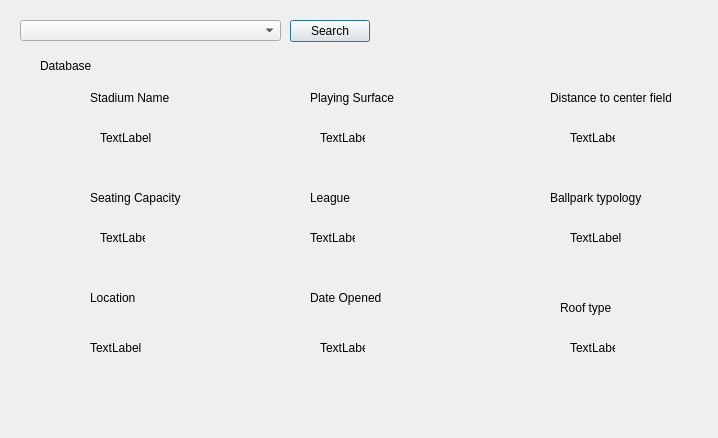
Qt form BaseballProject2/allinfo.ui (tholm1/CS1D-Project-2-Baseball) before a commit.
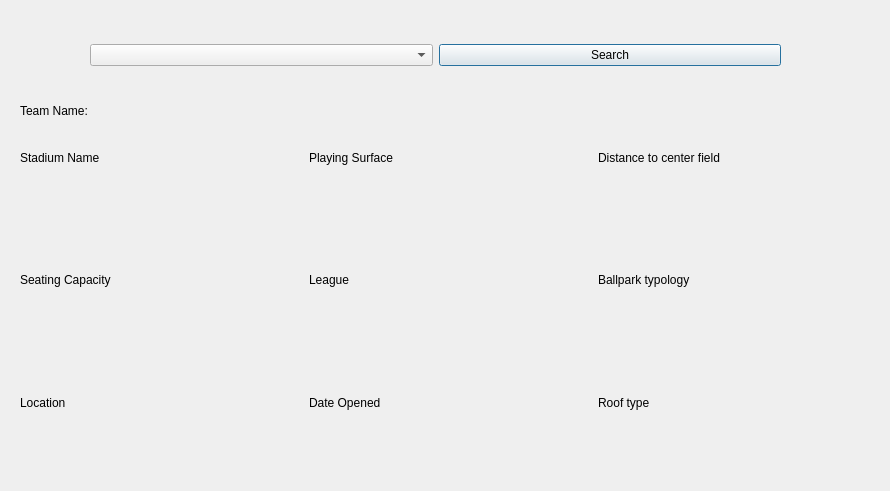
The same form after that commit.

Patch:
```diff
--- a/BaseballProject2/allinfo.ui
+++ b/BaseballProject2/allinfo.ui
@@ -6,285 +6,280 @@
    <rect>
     <x>0</x>
     <y>0</y>
-    <width>718</width>
-    <height>438</height>
+    <width>890</width>
+    <height>491</height>
    </rect>
   </property>
   <property name="windowTitle">
    <string>Dialog</string>
   </property>
-  <widget class="QComboBox" name="teams_combo">
+  <widget class="QWidget" name="">
    <property name="geometry">
     <rect>
-     <x>20</x>
-     <y>20</y>
-     <width>261</width>
-     <height>21</height>
+     <x>90</x>
+     <y>30</y>
+     <width>691</width>
+     <height>51</height>
     </rect>
    </property>
-  </widget>
-  <widget class="QLabel" name="name_label">
-   <property name="geometry">
-    <rect>
-     <x>40</x>
-     <y>50</y>
-     <width>331</width>
-     <height>31</height>
-    </rect>
-   </property>
-   <property name="styleSheet">
-    <string notr="true">font: 700 12pt &quot;Segoe UI&quot;;</string>
-   </property>
-   <property name="text">
-    <string>Database</string>
-   </property>
-  </widget>
+   <layout class="QHBoxLayout" name="horizontalLayout_2">
+    <item>
+     <widget class="QComboBox" name="teams_combo"/>
+    </item>
+    <item>
   <widget class="QPushButton" name="search_button">
-   <property name="geometry">
-    <rect>
-     <x>290</x>
-     <y>20</y>
-     <width>80</width>
-     <height>22</height>
-    </rect>
-   </property>
    <property name="text">
     <string>Search</string>
    </property>
   </widget>
-  <widget class="QLabel" name="label">
+    </item>
+   </layout>
+  </widget>
+  <widget class="QWidget" name="">
    <property name="geometry">
     <rect>
-     <x>90</x>
-     <y>90</y>
-     <width>91</width>
-     <height>16</height>
+     <x>20</x>
+     <y>130</y>
+     <width>861</width>
+     <height>361</height>
     </rect>
+   </property>
+   <layout class="QHBoxLayout" name="horizontalLayout">
+    <item>
+     <layout class="QVBoxLayout" name="verticalLayout">
+      <item>
+       <widget class="QLabel" name="label_10">
+        <property name="styleSheet">
+         <string notr="true">font: 75 10pt &quot;MS Shell Dlg 2&quot;;
+color: rgb(0, 0, 0);</string>
    </property>
    <property name="text">
     <string>Stadium Name</string>
    </property>
   </widget>
+      </item>
+      <item>
+       <widget class="QLabel" name="stadium">
+        <property name="styleSheet">
+         <string notr="true">color: rgb(0, 0, 0); font: 12pt &quot;MS Sans Serif&quot;;</string>
+        </property>
+        <property name="text">
+         <string/>
+        </property>
+       </widget>
+      </item>
+      <item>
   <widget class="QLabel" name="label_2">
-   <property name="geometry">
-    <rect>
-     <x>90</x>
-     <y>190</y>
-     <width>101</width>
-     <height>16</height>
-    </rect>
+        <property name="styleSheet">
+         <string notr="true">font: 75 10pt &quot;MS Shell Dlg 2&quot;;
+color: rgb(0, 0, 0);</string>
    </property>
    <property name="text">
     <string>Seating Capacity</string>
    </property>
   </widget>
+      </item>
+      <item>
+       <widget class="QLabel" name="seating">
+        <property name="styleSheet">
+         <string notr="true">color: rgb(0, 0, 0); font: 12pt &quot;MS Sans Serif&quot;;</string>
+        </property>
+        <property name="text">
+         <string/>
+        </property>
+       </widget>
+      </item>
+      <item>
   <widget class="QLabel" name="label_3">
-   <property name="geometry">
-    <rect>
-     <x>90</x>
-     <y>290</y>
-     <width>51</width>
-     <height>16</height>
-    </rect>
+        <property name="styleSheet">
+         <string notr="true">font: 75 10pt &quot;MS Shell Dlg 2&quot;;
+color: rgb(0, 0, 0);</string>
    </property>
    <property name="text">
     <string>Location</string>
    </property>
   </widget>
+      </item>
+      <item>
+       <widget class="QLabel" name="location">
+        <property name="styleSheet">
+         <string notr="true">color: rgb(0, 0, 0); font: 12pt &quot;MS Sans Serif&quot;;</string>
+        </property>
+        <property name="text">
+         <string/>
+        </property>
+       </widget>
+      </item>
+     </layout>
+    </item>
+    <item>
+     <layout class="QVBoxLayout" name="verticalLayout_2">
+      <item>
   <widget class="QLabel" name="label_4">
-   <property name="geometry">
-    <rect>
-     <x>310</x>
-     <y>90</y>
-     <width>111</width>
-     <height>16</height>
-    </rect>
+        <property name="styleSheet">
+         <string notr="true">font: 75 10pt &quot;MS Shell Dlg 2&quot;;
+color: rgb(0, 0, 0);</string>
    </property>
    <property name="text">
     <string>Playing Surface</string>
    </property>
   </widget>
+      </item>
+      <item>
+       <widget class="QLabel" name="surface">
+        <property name="styleSheet">
+         <string notr="true">color: rgb(0, 0, 0); font: 12pt &quot;MS Sans Serif&quot;;</string>
+        </property>
+        <property name="text">
+         <string/>
+        </property>
+       </widget>
+      </item>
+      <item>
   <widget class="QLabel" name="label_5">
-   <property name="geometry">
-    <rect>
-     <x>310</x>
-     <y>190</y>
-     <width>81</width>
-     <height>16</height>
-    </rect>
+        <property name="styleSheet">
+         <string notr="true">font: 75 10pt &quot;MS Shell Dlg 2&quot;;
+color: rgb(0, 0, 0);</string>
    </property>
    <property name="text">
     <string>League</string>
    </property>
   </widget>
+      </item>
+      <item>
+       <widget class="QLabel" name="league">
+        <property name="styleSheet">
+         <string notr="true">color: rgb(0, 0, 0); font: 12pt &quot;MS Sans Serif&quot;;</string>
+        </property>
+        <property name="text">
+         <string/>
+        </property>
+       </widget>
+      </item>
+      <item>
   <widget class="QLabel" name="label_6">
-   <property name="geometry">
-    <rect>
-     <x>310</x>
-     <y>290</y>
-     <width>71</width>
-     <height>16</height>
-    </rect>
+        <property name="styleSheet">
+         <string notr="true">font: 75 10pt &quot;MS Shell Dlg 2&quot;;
+color: rgb(0, 0, 0);</string>
    </property>
    <property name="text">
     <string>Date Opened</string>
    </property>
   </widget>
+      </item>
+      <item>
+       <widget class="QLabel" name="date">
+        <property name="styleSheet">
+         <string notr="true">color: rgb(0, 0, 0); font: 12pt &quot;MS Sans Serif&quot;;</string>
+        </property>
+        <property name="text">
+         <string/>
+        </property>
+       </widget>
+      </item>
+     </layout>
+    </item>
+    <item>
+     <layout class="QVBoxLayout" name="verticalLayout_3">
+      <item>
   <widget class="QLabel" name="label_7">
-   <property name="geometry">
-    <rect>
-     <x>550</x>
-     <y>90</y>
-     <width>121</width>
-     <height>16</height>
-    </rect>
+        <property name="styleSheet">
+         <string notr="true">font: 75 10pt &quot;MS Shell Dlg 2&quot;;
+color: rgb(0, 0, 0);</string>
    </property>
    <property name="text">
     <string>Distance to center field</string>
    </property>
   </widget>
+      </item>
+      <item>
+       <widget class="QLabel" name="distance">
+        <property name="styleSheet">
+         <string notr="true">color: rgb(0, 0, 0); font: 12pt &quot;MS Sans Serif&quot;;</string>
+        </property>
+        <property name="text">
+         <string/>
+        </property>
+       </widget>
+      </item>
+      <item>
   <widget class="QLabel" name="label_8">
-   <property name="geometry">
-    <rect>
-     <x>550</x>
-     <y>190</y>
-     <width>111</width>
-     <height>16</height>
-    </rect>
+        <property name="styleSheet">
+         <string notr="true">font: 75 10pt &quot;MS Shell Dlg 2&quot;;
+color: rgb(0, 0, 0);</string>
    </property>
    <property name="text">
     <string>Ballpark typology</string>
    </property>
   </widget>
+      </item>
+      <item>
+       <widget class="QLabel" name="ballpark">
+        <property name="styleSheet">
+         <string notr="true">color: rgb(0, 0, 0); font: 12pt &quot;MS Sans Serif&quot;;</string>
+        </property>
+        <property name="text">
+         <string/>
+        </property>
+       </widget>
+      </item>
+      <item>
   <widget class="QLabel" name="label_9">
-   <property name="geometry">
-    <rect>
-     <x>560</x>
-     <y>300</y>
-     <width>81</width>
-     <height>16</height>
-    </rect>
+        <property name="styleSheet">
+         <string notr="true">font: 75 10pt &quot;MS Shell Dlg 2&quot;;
+color: rgb(0, 0, 0);</string>
    </property>
    <property name="text">
     <string>Roof type</string>
    </property>
   </widget>
-  <widget class="QLabel" name="stadium">
-   <property name="geometry">
-    <rect>
-     <x>100</x>
-     <y>130</y>
-     <width>91</width>
-     <height>16</height>
-    </rect>
-   </property>
-   <property name="text">
-    <string>TextLabel</string>
-   </property>
-  </widget>
-  <widget class="QLabel" name="surface">
-   <property name="geometry">
-    <rect>
-     <x>320</x>
-     <y>130</y>
-     <width>45</width>
-     <height>15</height>
-    </rect>
-   </property>
-   <property name="text">
-    <string>TextLabel</string>
-   </property>
-  </widget>
-  <widget class="QLabel" name="distance">
-   <property name="geometry">
-    <rect>
-     <x>570</x>
-     <y>130</y>
-     <width>45</width>
-     <height>15</height>
-    </rect>
-   </property>
-   <property name="text">
-    <string>TextLabel</string>
-   </property>
-  </widget>
-  <widget class="QLabel" name="seating">
-   <property name="geometry">
-    <rect>
-     <x>100</x>
-     <y>230</y>
-     <width>45</width>
-     <height>15</height>
-    </rect>
-   </property>
-   <property name="text">
-    <string>TextLabel</string>
-   </property>
-  </widget>
-  <widget class="QLabel" name="league">
-   <property name="geometry">
-    <rect>
-     <x>310</x>
-     <y>230</y>
-     <width>45</width>
-     <height>15</height>
-    </rect>
-   </property>
-   <property name="text">
-    <string>TextLabel</string>
-   </property>
-  </widget>
-  <widget class="QLabel" name="ballpark">
-   <property name="geometry">
-    <rect>
-     <x>570</x>
-     <y>230</y>
-     <width>81</width>
-     <height>16</height>
-    </rect>
-   </property>
-   <property name="text">
-    <string>TextLabel</string>
-   </property>
-  </widget>
-  <widget class="QLabel" name="location">
-   <property name="geometry">
-    <rect>
-     <x>90</x>
-     <y>340</y>
-     <width>121</width>
-     <height>16</height>
-    </rect>
-   </property>
-   <property name="text">
-    <string>TextLabel</string>
-   </property>
-  </widget>
-  <widget class="QLabel" name="date">
-   <property name="geometry">
-    <rect>
-     <x>320</x>
-     <y>340</y>
-     <width>45</width>
-     <height>15</height>
-    </rect>
-   </property>
-   <property name="text">
-    <string>TextLabel</string>
-   </property>
-  </widget>
+      </item>
+      <item>
   <widget class="QLabel" name="roof">
+        <property name="styleSheet">
+         <string notr="true">color: rgb(0, 0, 0); font: 12pt &quot;MS Sans Serif&quot;;</string>
+        </property>
+        <property name="text">
+         <string/>
+        </property>
+       </widget>
+      </item>
+     </layout>
+    </item>
+   </layout>
+  </widget>
+  <widget class="QWidget" name="">
    <property name="geometry">
     <rect>
-     <x>570</x>
-     <y>340</y>
-     <width>45</width>
-     <height>15</height>
+     <x>20</x>
+     <y>90</y>
+     <width>481</width>
+     <height>41</height>
     </rect>
    </property>
+   <layout class="QHBoxLayout" name="horizontalLayout_3">
+    <item>
+     <widget class="QLabel" name="label_11">
+      <property name="styleSheet">
+       <string notr="true">font: 75 10pt &quot;MS Shell Dlg 2&quot;;
+color: rgb(0, 0, 0);</string>
+      </property>
    <property name="text">
-    <string>TextLabel</string>
-   </property>
+       <string>Team Name:</string>
+      </property>
+     </widget>
+    </item>
+    <item>
+     <widget class="QLabel" name="label">
+      <property name="styleSheet">
+       <string notr="true">color: rgb(0, 0, 0); font: 12pt &quot;MS Sans Serif&quot;;</string>
+      </property>
+      <property name="text">
+       <string/>
+      </property>
+     </widget>
+    </item>
+   </layout>
   </widget>
  </widget>
  <resources/>
```
Lines whose indentation alone changed are shown as unchanged.
